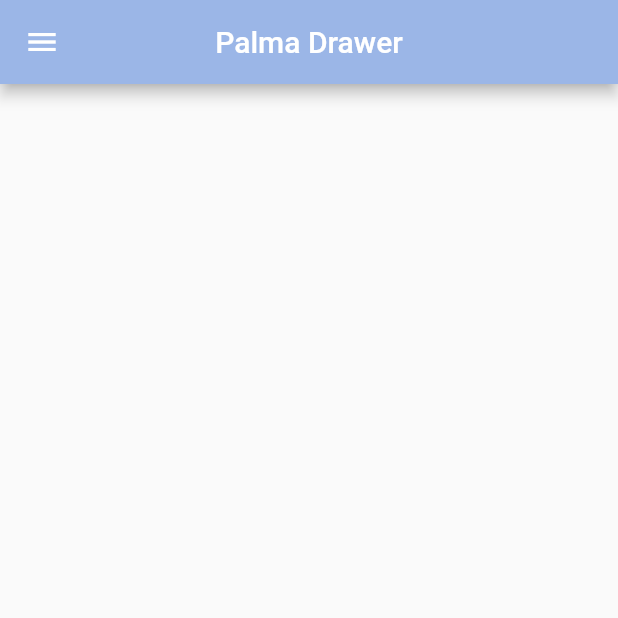
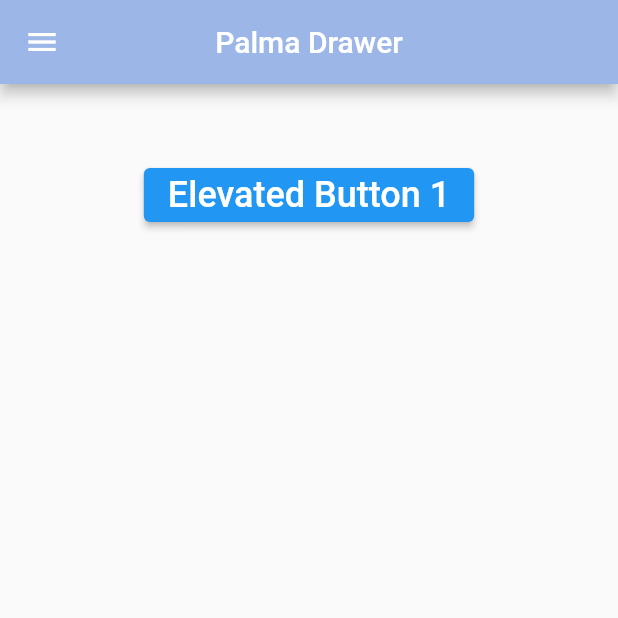
Before and after one commit to MinehaPalmaH/Drawer_p4, a Flutter app: the screen it shows after launch, on a phone screen of 412 x 824 dp, the top half of it. Run offline on Flutter 3.47's test engine with Material 2 defaults, Android fonts, the phone set to English and light mode, and no system bars.

```diff
--- a/lib/main.dart
+++ b/lib/main.dart
@@ -11,7 +11,7 @@ class MyApp extends StatelessWidget {
     return MaterialApp(
       title: _title,
       theme: ThemeData(
-        primarySwatch: Colors.red,
+        primarySwatch: Colors.blue,
       ),
       debugShowCheckedModeBanner: false,
       home: MyHomePage(),
@@ -26,9 +26,11 @@ class MyHomePage extends StatefulWidget {
 }
 
 class _MyHomePageState extends State<MyHomePage> {
+  final GlobalKey<ScaffoldState> _key = GlobalKey(); // Create a key
   @override
   Widget build(BuildContext context) {
     return Scaffold(
+      key: _key,
       appBar: AppBar(
         title: Text('Palma Drawer'),
         centerTitle: true,
@@ -74,10 +76,43 @@ class _MyHomePageState extends State<MyHomePage> {
                 Navigator.pop(context);
               },
             ),
+            AboutListTile(
+              // <-- SEE HERE
+              icon: Icon(
+                Icons.info,
+              ),
+              child: Text('About app'),
+              applicationIcon: Icon(
+                Icons.local_play,
+              ),
+              applicationName: 'My Cool App',
+              applicationVersion: '1.0.25',
+              applicationLegalese: '© 2019 Company',
+              aboutBoxChildren: [
+                ///Content goes here...
+              ],
+            ),
           ], //Children
         ),
       ),
-      body: Center(),
+      body: Center(
+        child: Column(
+          children: [
+            SizedBox(
+              height: 50,
+            ),
+            ElevatedButton(
+              onPressed: () {
+                _key.currentState!.openDrawer(); //<-- SEE HERE
+              },
+              child: const Text(
+                'Elevated Button 1',
+                style: TextStyle(fontSize: 24),
+              ),
+            ),
+          ],
+        ),
+      ),
     );
   }
 }
```
